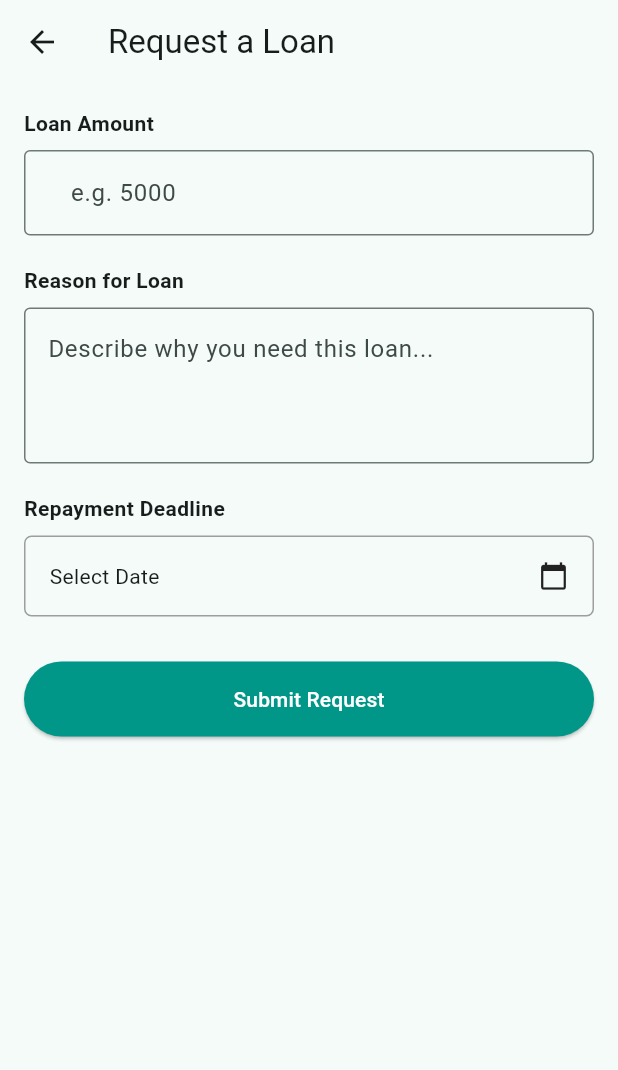
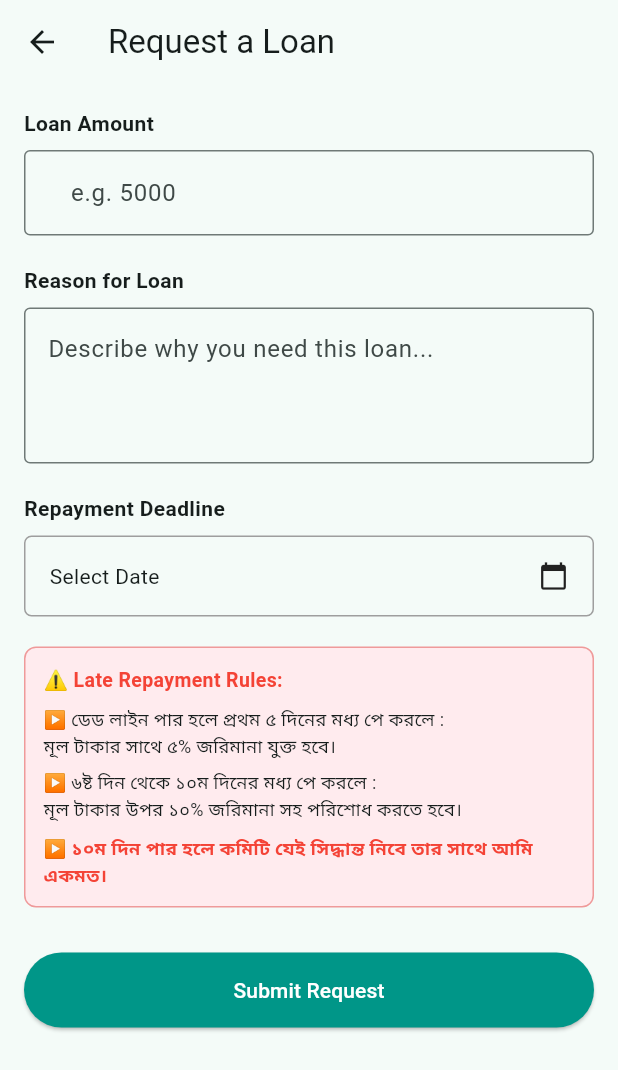
Before and after one commit to AbdullahRFA/stake_grow, a Flutter app: the CreateLoanScreen screen opened directly with empty values, on a phone screen of 412 x 824 dp. Shown: the top 1070 px of the screen. Run offline on Flutter 3.47's test engine with Material 3 defaults, Android fonts, the phone set to English and light mode, and no system bars; our stand-ins replace cloud_firestore, firebase_auth, firebase_core, flutter_hooks, flutter_riverpod, fpdart and 2 more; accounts and stored records are empty.

Commit message:
feat(loan): add late repayment rules disclaimer to create loan screen
- UI: Added warning section with 5% and 10% penalty rules.
- UX: Ensure borrowers see terms before submission.

```diff
--- a/lib/features/loan/presentation/screens/create_loan_screen.dart
+++ b/lib/features/loan/presentation/screens/create_loan_screen.dart
@@ -124,6 +124,29 @@ class _CreateLoanScreenState extends ConsumerState<CreateLoanScreen> {
                 ),
               ),
             ),
+            const SizedBox(height: 20),
+
+            // ✅ Rules Section Added Here
+            Container(
+              padding: const EdgeInsets.all(12),
+              decoration: BoxDecoration(
+                color: Colors.red.shade50,
+                borderRadius: BorderRadius.circular(8),
+                border: Border.all(color: Colors.red.shade200),
+              ),
+              child: Column(
+                crossAxisAlignment: CrossAxisAlignment.start,
+                children: const [
+                  Text("⚠️ Late Repayment Rules:", style: TextStyle(fontWeight: FontWeight.bold, fontSize: 13, color: Colors.red)),
+                  SizedBox(height: 8),
+                  Text("▶ ডেড লাইন পার হলে প্রথম ৫ দিনের মধ্য পে করলে :\nমূল টাকার সাথে ৫% জরিমানা যুক্ত হবে।", style: TextStyle(fontSize: 12)),
+                  SizedBox(height: 6),
+                  Text("▶ ৬ষ্ট দিন থেকে ১০ম দিনের মধ্য পে করলে :\nমূল টাকার উপর ১০% জরিমানা সহ পরিশোধ করতে হবে।", style: TextStyle(fontSize: 12)),
+                  SizedBox(height: 8),
+                  Text("▶ ১০ম দিন পার হলে কমিটি যেই সিদ্ধান্ত নিবে তার সাথে আমি একমত।", style: TextStyle(fontSize: 12, color: Colors.red, fontWeight: FontWeight.bold)),
+                ],
+              ),
+            ),
             const SizedBox(height: 30),
 
             SizedBox(
```
